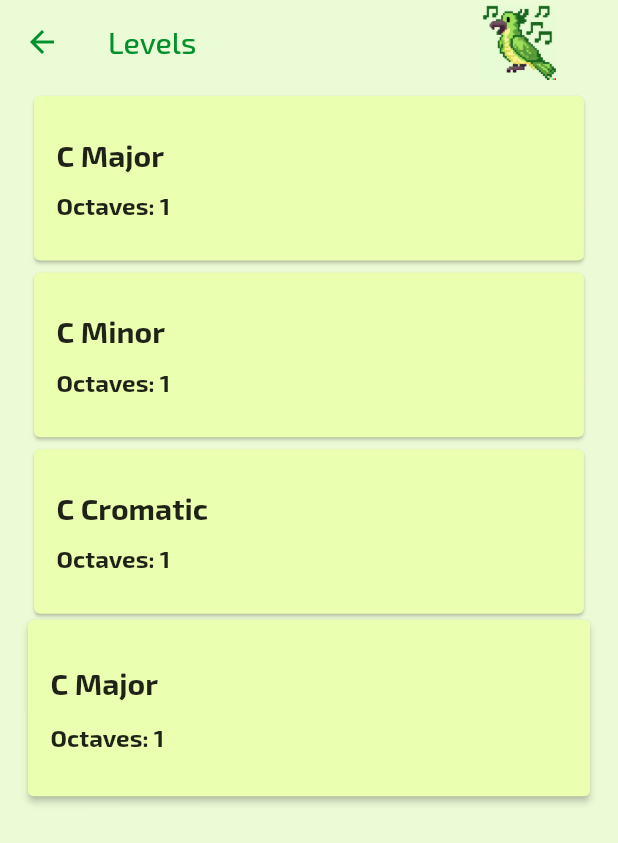
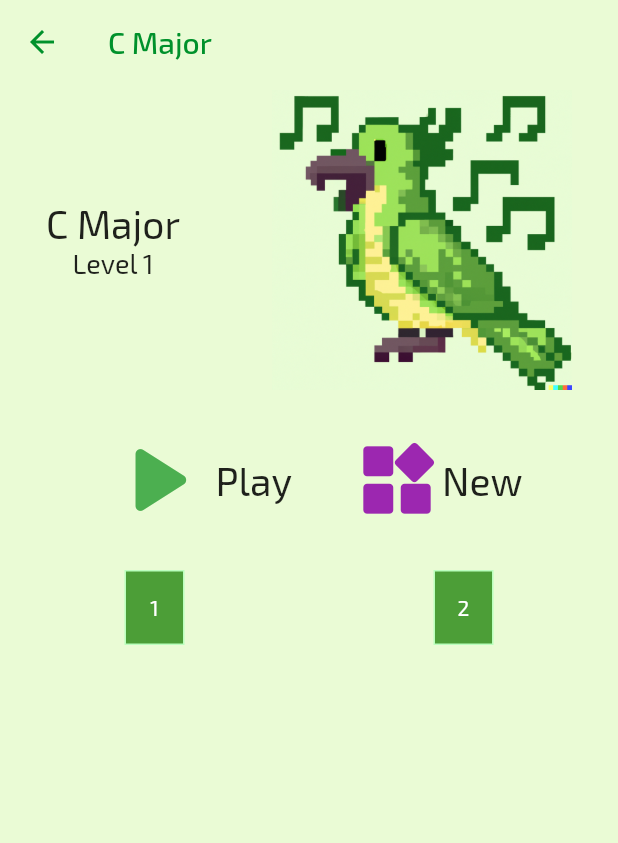
Before and after one commit to facundograpsas/music_parrot, a Flutter app: the screen it shows after launch, after a tap on "Let's parrot!", on a phone screen of 412 x 824 dp. Shown: the top 843 px of the screen. Run offline on Flutter 3.47's test engine with Material 2 defaults, Android fonts, the light colour scheme and no system bars; our stand-ins replace audioplayers, get; missing offline and left inert: flutter_midi.

Commit message:
some good! refactoring...

```diff
--- a/lib/constants/colors_constants.dart
+++ b/lib/constants/colors_constants.dart
@@ -17,3 +17,14 @@ class AppColors {
   // static const Color cakeYellow = Color.fromARGB(255, 249, 255, 169);
   // static const Color darkGreen = Color.fromARGB(255, 0, 155, 13);
 }
+
+class Tones {
+  static List<Tone> notesList = [Tone('c', 60, false), Tone('d', 62, false)];
+}
+
+class Tone {
+  final String note;
+  final int number;
+  bool isPlaying;
+  Tone(this.note, this.number, this.isPlaying);
+}
--- a/lib/home.dart
+++ b/lib/home.dart
@@ -70,21 +70,24 @@ class _MyHomePageState extends State<MyHomePage> {
               width: constraints.maxWidth * 0.8,
             ),
             HomeButton(
+              onTap: () => {Get.toNamed('/lets_parrot_screen')},
               height: constraints.maxHeight * 0.2,
               title: "Let's parrot!",
             ),
             Row(mainAxisAlignment: MainAxisAlignment.spaceAround, children: [
               Expanded(
                 child: HomeButton(
+                  onTap: () => {Get.toNamed('/levels')},
                   height: constraints.maxHeight * 0.13,
-                  title: 'Sandbox',
+                  title: 'Train your ear!',
                 ),
               ),
               const SizedBox(width: 20),
               Expanded(
                 child: HomeButton(
+                  onTap: () => {Get.toNamed('/levels')},
                   height: constraints.maxHeight * 0.13,
-                  title: 'Get inspire',
+                  title: 'Multiplayer',
                 ),
               )
             ])
--- a/lib/main.dart
+++ b/lib/main.dart
@@ -3,6 +3,7 @@ import 'dart:io';
 import 'package:flutter/material.dart';
 import 'package:get/get_navigation/get_navigation.dart';
 import 'package:music_parrot/screens/game_screen.dart';
+import 'package:music_parrot/screens/lets_parrot_screen.dart';
 import 'package:music_parrot/screens/levels_screen.dart';
 import 'package:music_parrot/theme.dart';
 
@@ -40,6 +41,12 @@ class MyApp extends StatelessWidget {
           // transition: Transition.fadeIn,
           // transitionDuration: const Duration(milliseconds: 400)
         ),
+        GetPage(
+          name: '/lets_parrot_screen',
+          page: () => const LetsParrotScreen(),
+          // transition: Transition.fadeIn,
+          // transitionDuration: const Duration(milliseconds: 400)
+        ),
       ],
     );
   }
--- a/lib/melodies_player.dart
+++ b/lib/melodies_player.dart
@@ -1,8 +1,11 @@
 import 'package:audioplayers/audioplayers.dart';
 import 'package:flutter/material.dart';
+import 'package:flutter/services.dart';
 import 'package:flutter/src/foundation/key.dart';
 import 'package:flutter/src/widgets/framework.dart';
+import 'package:flutter_midi/flutter_midi.dart';
 import 'package:get/get.dart';
+import 'package:music_parrot/constants/colors_constants.dart';
 
 class MelodiesPlayer extends StatefulWidget {
   const MelodiesPlayer({Key? key}) : super(key: key);
@@ -12,41 +15,102 @@ class MelodiesPlayer extends StatefulWidget {
 }
 
 class _MelodiesPlayerState extends State<MelodiesPlayer> {
+  final controller = Get.put(MelodiesPlayerController());
+  final _flutterMidi = FlutterMidi();
+
   @override
-  final player = AudioPlayer();
-  final controller = Get.put(MelodiesPlayerController());
+  void initState() {
+    load('assets/sf2/miinstrumento-1.sf2');
 
-  void initState() {
-    // TODO: implement initState
+    // controller.c.listen((val) {
+    //   if (val) {
+    //     _play(60);
+    //   } else {
+    //     _flutterMidi.stopMidiNote(midi: 60);
+    //   }
+    // });
 
-    controller.play.listen((val) {
-      if (val) {
-        startMelodie('c');
-      }
-    });
+    for (var element in controller.notes) {
+      element.listen((note) {
+        if (note.isPlaying) {
+          _play(note.number);
+        } else {
+          _flutterMidi.stopMidiNote(midi: note.number);
+        }
+      });
+    }
 
-    controller.c.listen((val) {
-      // if (val) {
-      startMelodie('c');
-      // }
-    });
+    // controller.d.listen((val) {
+    //   if (val) {
+    //     _play(62);
+    //   } else {
+    //     _flutterMidi.stopMidiNote(midi: 62);
+    //   }
+    // });
 
-    controller.d.listen((val) {
-      if (val) {
-        startMelodie('d');
-      }
-    });
+    // controller.e.listen((val) {
+    //   if (val) {
+    //     _play(64);
+    //   } else {
+    //     _flutterMidi.stopMidiNote(midi: 64);
+    //   }
+    // });
 
-    player.onPlayerComplete.listen((event) {
-      player.stop();
-    });
+    // controller.f.listen((val) {
+    //   if (val) {
+    //     _play(65);
+    //   } else {
+    //     _flutterMidi.stopMidiNote(midi: 65);
+    //   }
+    // });
+
+    // controller.g.listen((val) {
+    //   if (val) {
+    //     _play(67);
+    //   } else {
+    //     _flutterMidi.stopMidiNote(midi: 67);
+    //   }
+    // });
+
+    // controller.a.listen((val) {
+    //   if (val) {
+    //     _play(69);
+    //   } else {
+    //     _flutterMidi.stopMidiNote(midi: 69);
+    //   }
+    // });
+
+    // controller.b.listen((val) {
+    //   if (val) {
+    //     _play(71);
+    //   } else {
+    //     _flutterMidi.stopMidiNote(midi: 71);
+    //   }
+    // });
+
+    // controller.c2.listen((val) {
+    //   if (val) {
+    //     _play(72);
+    //   } else {
+    //     _flutterMidi.stopMidiNote(midi: 72);
+    //   }
+    // });
+
     super.initState();
   }
 
-  Future<void> startMelodie(tone) async {
-    await player.setSource(AssetSource('audio/$tone.wav'));
-    await player.resume();
-    print("Starts melodie");
+  void _play(int midi) {
+    if (false) {
+      // WebMidi.play(midi);
+    } else {
+      _flutterMidi.playMidiNote(midi: midi);
+    }
+  }
+
+  void load(String asset) async {
+    _flutterMidi.unmute();
+    ByteData _byte = await rootBundle.load(asset);
+    _flutterMidi.prepare(sf2: _byte);
   }
 
   @override
@@ -56,19 +120,15 @@ class _MelodiesPlayerState extends State<MelodiesPlayer> {
 }
 
 class MelodiesPlayerController extends GetxController {
-  final play = false.obs;
-  final c = false.obs;
-  final d = false.obs;
+  // final play = false.obs;
+  // final c = false.obs;
+  // final d = false.obs;
+  // final e = false.obs;
+  // final f = false.obs;
+  // final g = false.obs;
+  // final a = false.obs;
+  // final b = false.obs;
+  // final c2 = false.obs;
 
-  void startPlaying() {
-    play.value = !play.value;
-  }
-
-  void playC() {
-    c.value = !c.value;
-  }
-
-  void playD() {
-    d.value = !d.value;
-  }
+  var notes = [...Tones.notesList.map((e) => e.obs)];
 }
--- /dev/null
+++ b/lib/screens/lets_parrot_screen.dart
@@ -0,0 +1,187 @@
+import 'package:flutter/material.dart';
+import 'package:flutter/src/foundation/key.dart';
+import 'package:flutter/src/widgets/framework.dart';
+import 'package:get/get.dart';
+import 'package:music_parrot/widgets/app_bar.dart';
+import 'package:music_parrot/widgets/parrot_image.dart';
+
+import '../constants/colors_constants.dart';
+import '../melodies_player.dart';
+import '../theme.dart';
+
+class LetsParrotScreen extends StatefulWidget {
+  const LetsParrotScreen({Key? key}) : super(key: key);
+
+  @override
+  State<LetsParrotScreen> createState() => _LetsParrotScreenState();
+}
+
+class _LetsParrotScreenState extends State<LetsParrotScreen> {
+  final controller = Get.put(MelodiesPlayerController());
+
+  @override
+  Widget build(BuildContext context) {
+    return Scaffold(
+        backgroundColor: Themes.lightTheme.colorScheme.background,
+        appBar: const MyAppBar(widgets: [], title: Text('C Major')),
+        body: Container(
+          child: Column(mainAxisAlignment: MainAxisAlignment.start, children: [
+            Row(
+              mainAxisAlignment: MainAxisAlignment.spaceAround,
+              children: [
+                Column(
+                  children: const [
+                    MelodiesPlayer(),
+                    Text(
+                      "C Major",
+                      style: TextStyle(fontSize: 26),
+                    ),
+                    Text(
+                      "Level 1",
+                      style: TextStyle(fontSize: 18),
+                    ),
+                  ],
+                ),
+                ParrotImage(height: 200, width: 200)
+              ],
+            ),
+            Row(
+              mainAxisAlignment: MainAxisAlignment.center,
+              children: [
+                Ink(
+                  child: InkWell(
+                    onTap: () => {},
+                    child: Padding(
+                      padding: const EdgeInsets.all(20.0),
+                      child: Row(
+                        mainAxisAlignment: MainAxisAlignment.center,
+                        children: const [
+                          Icon(
+                            Icons.play_arrow_rounded,
+                            size: 80,
+                            color: Colors.green,
+                          ),
+                          Text(
+                            'Play',
+                            style: TextStyle(fontSize: 26),
+                          )
+                        ],
+                      ),
+                    ),
+                  ),
+                ),
+                Ink(
+                  child: InkWell(
+                    onTap: () => {},
+                    child: Padding(
+                      padding: const EdgeInsets.all(20.0),
+                      child: Row(
+                        children: const [
+                          Icon(
+                            Icons.now_widgets_rounded,
+                            size: 60,
+                            color: Colors.purple,
+                          ),
+                          Text(
+                            'New',
+                            style: TextStyle(fontSize: 26),
+                          )
+                        ],
+                      ),
+                    ),
+                  ),
+                )
+              ],
+            ),
+            Row(
+              mainAxisAlignment: MainAxisAlignment.spaceAround,
+              children: Tones.notesList.asMap().entries.map((entry) {
+                return NoteButton(
+                    number: (entry.key + 1).toString(),
+                    onTapDown: (tdd) =>
+                        controller.notes[entry.key].update((val) {
+                          val?.isPlaying = true;
+                        }),
+                    onTapUp: (d) => controller.notes[entry.key].update((val) {
+                          val?.isPlaying = false;
+                        }));
+              }).toList(),
+              // children: [
+              //   Tones.notesList.map(((e) => {}
+              //   return  ))
+              //   NoteButton(
+              //       number: '1',
+              //       onTapDown: (tdd) => {
+              //             controller.notes.value[0].update((val) {
+              //               val?.isPlaying = true;
+              //             })
+              //           },
+              //       onTapUp: (details) => {controller.c.value = false}),
+              //   NoteButton(
+              //       number: '2',
+              //       onTapDown: (tdd) => {controller.d.value = true},
+              //       onTapUp: (details) => {controller.d.value = false}),
+              //   NoteButton(
+              //       number: '3',
+              //       onTapDown: (tdd) => {controller.e.value = true},
+              //       onTapUp: (details) => {controller.e.value = false}),
+              //   NoteButton(
+              //       number: '4',
+              //       onTapDown: (tdd) => {controller.f.value = true},
+              //       onTapUp: (details) => {controller.f.value = false}),
+              //   NoteButton(
+              //       number: '5',
+              //       onTapDown: (tdd) => {controller.g.value = true},
+              //       onTapUp: (details) => {controller.g.value = false}),
+              //   NoteButton(
+              //       number: '6',
+              //       onTapDown: (tdd) => {controller.a.value = true},
+              //       onTapUp: (details) => {controller.a.value = false}),
+              //   NoteButton(
+              //       number: '7',
+              //       onTapDown: (tdd) => {controller.b.value = true},
+              //       onTapUp: (details) => {controller.b.value = false}),
+              //   NoteButton(
+              //       number: '8',
+              //       onTapDown: (tdd) => {controller.c2.value = true},
+              //       onTapUp: (details) => {controller.c2.value = false}),
+              // ],
+            ),
+          ]),
+        ));
+  }
+}
+
+class NoteButton extends StatelessWidget {
+  final String number;
+  final Function(TapDownDetails) onTapDown;
+  final Function(TapUpDetails) onTapUp;
+
+  const NoteButton({
+    required this.number,
+    required this.onTapDown,
+    required this.onTapUp,
+    Key? key,
+  }) : super(key: key);
+
+  @override
+  Widget build(BuildContext context) {
+    return Ink(
+        decoration: BoxDecoration(
+            border: Border.all(
+                color: const Color.fromARGB(255, 187, 255, 190), width: 1),
+            color: const Color.fromARGB(255, 76, 158, 55)),
+        height: 50,
+        width: 40,
+        child: InkWell(
+          onTapUp: (details) => onTapUp(details),
+          onTapDown: (details) => onTapDown(details),
+          // onTap: () => onTap,
+          child: Center(
+              child: Text(
+            number,
+            style: TextStyle(color: Colors.white),
+          )),
+        ));
+  }
+}
--- a/lib/widgets/home_button.dart
+++ b/lib/widgets/home_button.dart
@@ -4,7 +4,9 @@ import 'package:get/get.dart';
 class HomeButton extends StatelessWidget {
   final double height;
   final String title;
-  const HomeButton({required this.height, this.title = '', Key? key})
+  final VoidCallback onTap;
+  const HomeButton(
+      {required this.height, required this.onTap, this.title = '', Key? key})
       : super(key: key);
 
   @override
@@ -27,12 +29,18 @@ class HomeButton extends StatelessWidget {
         child: InkWell(
           customBorder:
               RoundedRectangleBorder(borderRadius: BorderRadius.circular(12)),
-          onTap: () => {Get.toNamed('/levels')},
-          child: Center(
+          onTap: onTap,
+          child: Padding(
+            padding: const EdgeInsets.all(8.0),
+            child: Center(
+                child: FittedBox(
               child: Text(
-            title,
-            style: const TextStyle(fontWeight: FontWeight.bold, fontSize: 24),
-          )),
+                title,
+                style:
+                    const TextStyle(fontWeight: FontWeight.bold, fontSize: 24),
+              ),
+            )),
+          ),
         ),
       ),
     );
--- a/pubspec.yaml
+++ b/pubspec.yaml
@@ -37,6 +37,7 @@ dependencies:
   get: ^4.6.5
   audioplayers: ^1.0.1
   animations: ^2.0.4
+  flutter_midi: ^1.1.0
 
 dev_dependencies:
   flutter_test:
@@ -63,6 +64,7 @@ flutter:
   assets:
     - assets/images/
     - assets/audio/
+    - assets/sf2/
   # To add assets to your application, add an assets section, like this:
   # assets:s
   #   - images/a_dot_burr.jpeg
```
Also changed, not shown: lib/screens/game_screen.dart (+43 -18 lines), pubspec.lock, 3 other files.
